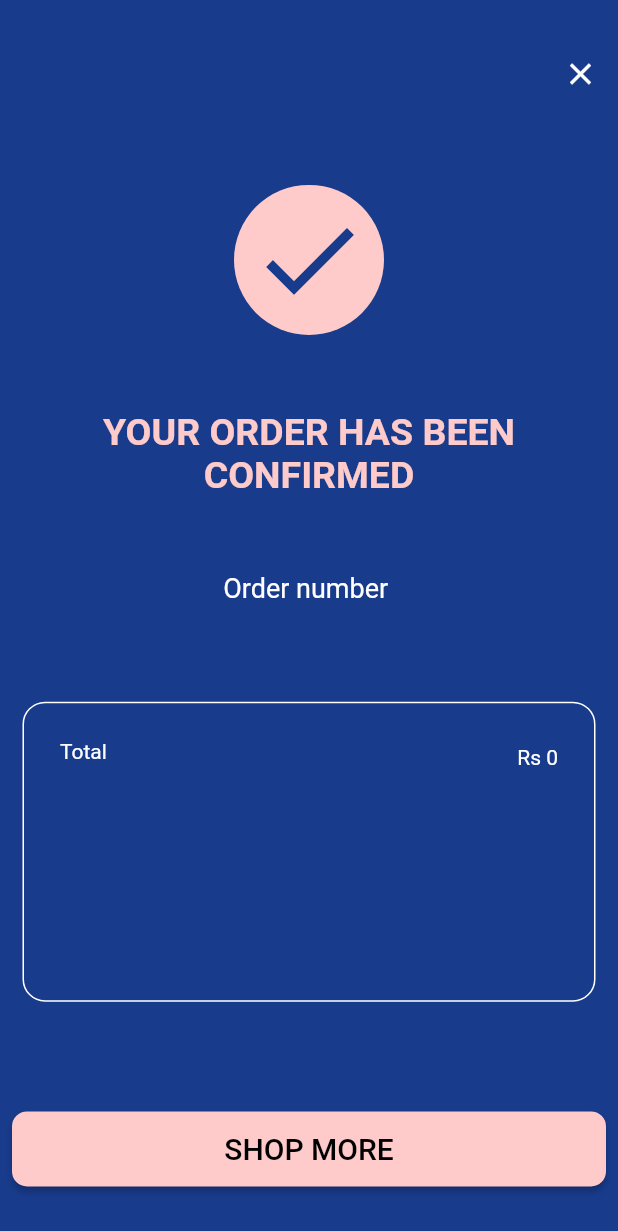
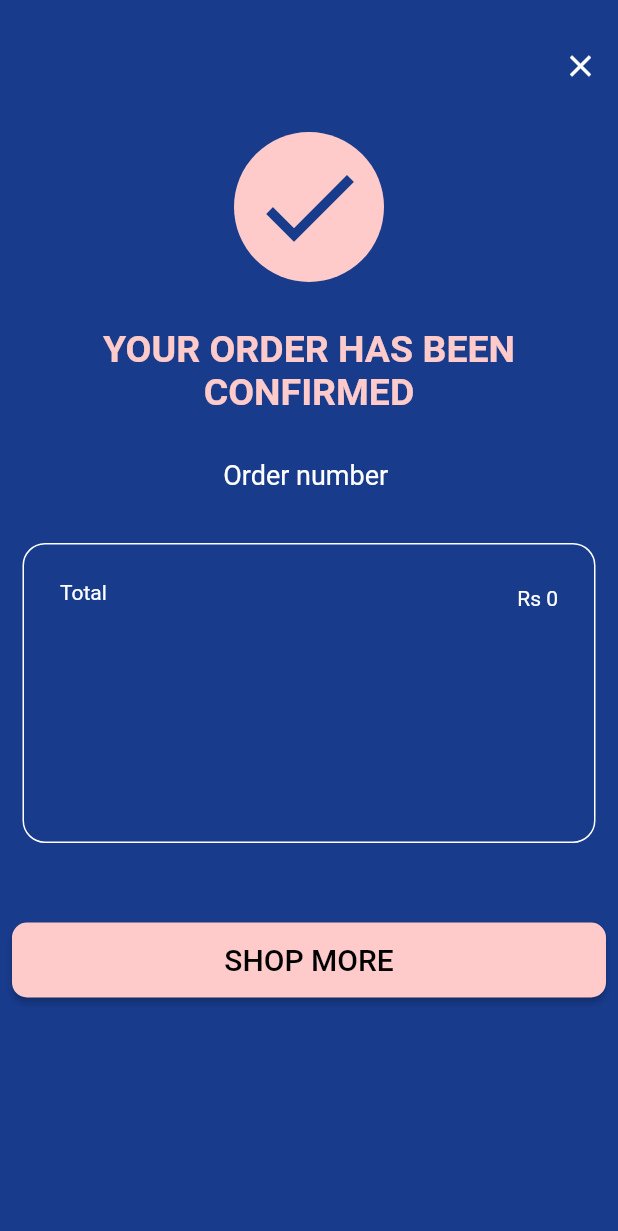
Before and after one commit to DB-25/qirana_app_B2C, a Flutter app: the OrderConfirm screen opened directly with empty values, on a phone screen of 412 x 824 dp. Shown: the top 1231 px of the screen. Run offline on Flutter 3.47's test engine with Material 2 defaults, Android fonts, the light colour scheme and no system bars; our stand-ins replace carousel_pro, fluttertoast, google_sign_in, image_picker, shared_preferences, sqflite; missing offline and left inert: flappy_search_bar; accounts and stored records are empty; network calls fail.

Commit message:
ui fixes

```diff
--- a/lib/components/horizontal_item_view.dart
+++ b/lib/components/horizontal_item_view.dart
@@ -15,7 +15,7 @@ class HorizontalView extends StatelessWidget {
     return Padding(
       padding: const EdgeInsets.all(10.0),
       child: Container(
-        height: 325,
+        height: (MediaQuery.of(context).size.height < 550) ? 275 : 310,
         child: Column(
           mainAxisSize: MainAxisSize.min,
           children: <Widget>[
--- a/lib/screens/order_confirm.dart
+++ b/lib/screens/order_confirm.dart
@@ -14,11 +14,11 @@ class OrderConfirm extends StatelessWidget {
     double leftPadding = MediaQuery.of(context).size.width - 45;
     return Scaffold(
       backgroundColor: Color(0xff183B8C),
-      body: Column(
-        mainAxisAlignment: MainAxisAlignment.spaceAround,
+      body: SingleChildScrollView(
+        child: Column(
           children: <Widget>[
             Padding(
-            padding: EdgeInsets.only(left: leftPadding, right: 5.0),
+              padding: EdgeInsets.only(left: leftPadding, right: 5.0, top: 20),
               child: IconButton(
                   icon: Icon(
                     Icons.close,
@@ -29,6 +29,9 @@ class OrderConfirm extends StatelessWidget {
                     Navigator.pop(context);
                   }),
             ),
+            SizedBox(
+              height: 20,
+            ),
             CircleAvatar(
               radius: 50,
               backgroundColor: Color(0xffFECBCA),
@@ -37,6 +40,9 @@ class OrderConfirm extends StatelessWidget {
                 size: 80,
                 color: Color(0xff183B8C),
               ),
+            ),
+            SizedBox(
+              height: 30,
             ),
             Center(
               child: Text(
@@ -48,10 +54,18 @@ class OrderConfirm extends StatelessWidget {
                     fontWeight: FontWeight.w600),
               ),
             ),
+            SizedBox(
+              height: 30,
+            ),
             Text(
               'Order number $orderNo',
               style: TextStyle(
-                fontWeight: FontWeight.w400, fontSize: 18, color: Colors.white),
+                  fontWeight: FontWeight.w400,
+                  fontSize: 18,
+                  color: Colors.white),
+            ),
+            SizedBox(
+              height: 20,
             ),
             Padding(
               padding: const EdgeInsets.all(15.0),
@@ -83,7 +97,6 @@ class OrderConfirm extends StatelessWidget {
                         );
                       else
                         return ListTile(
-//                      leading: Text('$index'),
                           leading: Text(
                             products[index].name,
                             style: TextStyle(color: Colors.white),
@@ -104,6 +117,9 @@ class OrderConfirm extends StatelessWidget {
                   ),
                 ),
               ),
+            ),
+            SizedBox(
+              height: 30,
             ),
             Padding(
               padding: const EdgeInsets.all(8.0),
@@ -133,6 +149,7 @@ class OrderConfirm extends StatelessWidget {
             ),
           ],
         ),
+      ),
     );
   }
 }
```
Also changed, not shown: lib/components/item_view_vertical.dart (+64 -32 lines), lib/components/vertical_item_view.dart (+6 -2 lines), lib/screens/cart_page.dart (+27 -61 lines), lib/screens/vertical_view_page_2.dart (+5 -2 lines). Lines whose indentation alone changed are shown as unchanged.
